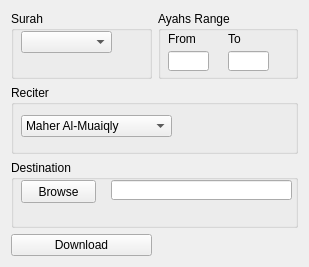
ibnrafail/everyAyah, file everyAyah.ui: the form before one commit.
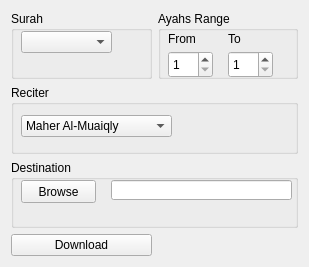
The form after the commit.

Commit message: Spinbox used instead of lineEdit

The edit to the form file:
```diff
--- a/everyAyah.ui
+++ b/everyAyah.ui
@@ -65,36 +65,36 @@
        <string>To</string>
       </property>
      </widget>
-     <widget class="QLineEdit" name="lineEditTo">
-      <property name="geometry">
-       <rect>
-        <x>70</x>
-        <y>40</y>
-        <width>41</width>
-        <height>20</height>
-       </rect>
-      </property>
-      <property name="text">
-       <string/>
-      </property>
-      <property name="maxLength">
-       <number>3</number>
-      </property>
-     </widget>
-     <widget class="QLineEdit" name="lineEditFrom">
+     <widget class="QSpinBox" name="spinBoxFrom">
       <property name="geometry">
        <rect>
         <x>10</x>
         <y>40</y>
-        <width>41</width>
-        <height>20</height>
+        <width>45</width>
+        <height>27</height>
        </rect>
       </property>
-      <property name="text">
-       <string/>
+      <property name="minimum">
+       <number>1</number>
       </property>
-      <property name="maxLength">
-       <number>3</number>
+      <property name="maximum">
+       <number>286</number>
+      </property>
+     </widget>
+     <widget class="QSpinBox" name="spinBoxTo">
+      <property name="geometry">
+       <rect>
+        <x>70</x>
+        <y>40</y>
+        <width>45</width>
+        <height>27</height>
+       </rect>
+      </property>
+      <property name="minimum">
+       <number>1</number>
+      </property>
+      <property name="maximum">
+       <number>286</number>
       </property>
      </widget>
     </widget>
```
The commit also changes 4 other files.
